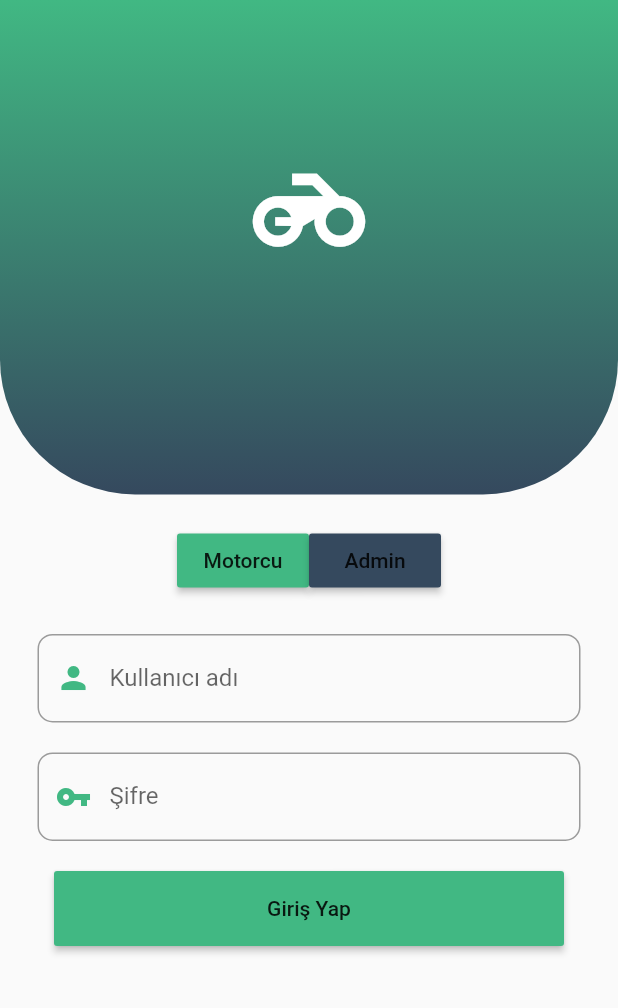
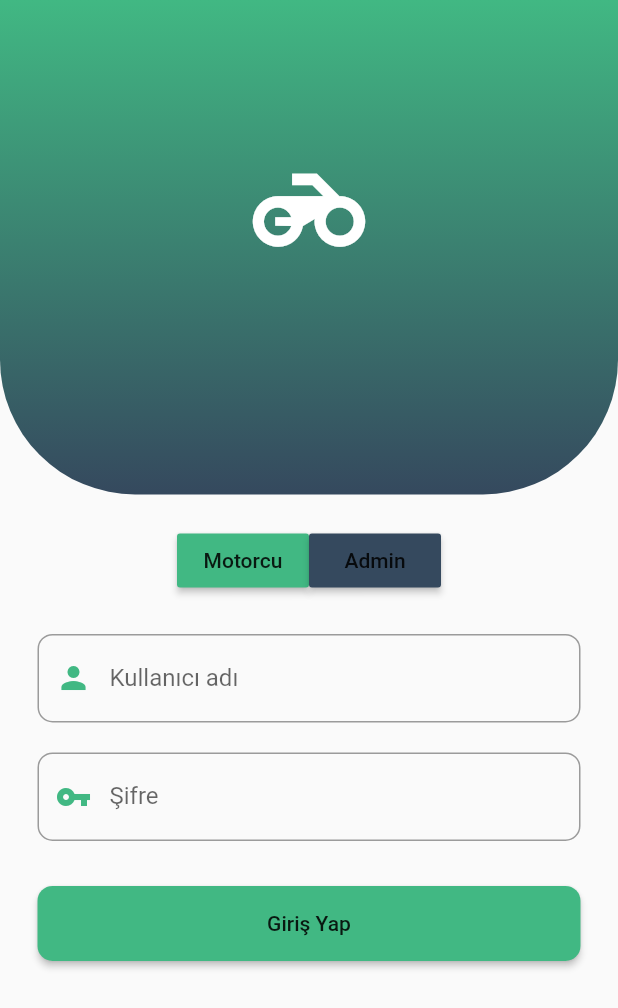
Before and after one commit to GorkemOzgur/delivery_app, a Flutter app: the screen it shows after launch, after a tap on "Giriş Yap", on a phone screen of 412 x 824 dp. Shown: the top 1008 px of the screen. Run offline on Flutter 3.47's test engine with Material 2 defaults, Android fonts, the phone set to English and light mode, and no system bars; network calls fail.

Commit message:
-Button autosize eklendi, -Buttona tiklandiginda tiklanan yerde renk degisimi eklendi, -Button border circular yapildi, -Login ekranindan sonra geciste loading iconu eklendi.

```diff
--- a/lib/httpRequest/LoginRequest.dart
+++ b/lib/httpRequest/LoginRequest.dart
@@ -1,12 +1,12 @@
-import 'dart:collection';
 import 'dart:convert';
-
 import 'package:delivery_app/endpoint/LoginEndpoints.dart';
 import 'package:delivery_app/httpRequest/RequestHeader.dart';
 import 'package:delivery_app/page/DriverHomePage.dart';
 import 'package:delivery_app/source/UserContext.dart';
 import 'package:flutter/material.dart';
 import 'package:http/http.dart' as Http;
+
+
 
 class LoginRequest{
   void login(BuildContext context, String username, String password, String userRank)  async {
@@ -28,6 +28,18 @@ class LoginRequest{
       new UserContext().setAuthorization(json.decode(response.body)['Authorization']);
       Navigator.pushReplacement(context, new MaterialPageRoute(builder: (BuildContext context) => new DriverHomePage()));
     }
+    if(response.statusCode==401){
+      showDialog(
+          context: context,
+          builder: (BuildContext context){
+            return AlertDialog(
+              title: Text("Yanlis Kullanici Adi veya Sifre "),
+              content: Text("Bilgilerinizi kontrol edip tekrar giris yapiniz."),
+
+            );
+          }
+      );
+    }
   }
 
 }
--- a/lib/page/LoginPage.dart
+++ b/lib/page/LoginPage.dart
@@ -3,6 +3,7 @@ import 'package:flutter/cupertino.dart';
 import 'package:flutter/material.dart';
 
 class LoginPage extends StatefulWidget {
+
   @override
   _LoginRequestState createState() => new _LoginRequestState();
 }
@@ -28,7 +29,7 @@ class _LoginRequestState extends State<LoginPage>{
   Color etoGreen = Color(0xff41B883);
   Color etoBlack = Color(0xff35495E);
   LoginRequest loginRequest = new LoginRequest();
-
+  bool textFieldValidator = false;
 
   @override
   Widget build(BuildContext context) {
@@ -160,26 +161,38 @@ class _LoginRequestState extends State<LoginPage>{
                       ),
                     ),
 
-                    SizedBox(
-                      height: 20.0,
-                    ),
-                    ButtonTheme(
+
+                  ],
+                ),
+              ),
+              Column(
+                mainAxisAlignment: MainAxisAlignment.center,
+                crossAxisAlignment: CrossAxisAlignment.stretch,
+                children: <Widget>[
+                  Padding(
+                    padding: EdgeInsets.symmetric(vertical: 5.0, horizontal: 25.0),
+                    child: ButtonTheme(
                       height: 50,
-                      minWidth: 340,
                       child: RaisedButton(
                         color: Color(0xff41B883),
                         onPressed: (){
                           loginRequest.login(context, _username.text,_password.text,adminOrDriver);
 
                         },
+                        shape: RoundedRectangleBorder(
+                            borderRadius: new BorderRadius.circular(10.0),
+
+                        ),
+                        splashColor: etoBlack,
 
                         child: Text("Giriş Yap"),
                       ),
                     ),
+                  ),
 
-                  ],
-                ),
-              ),
+                ],),
+
+
             ],
           ),
 
```
Also changed, not shown: lib/page/DriverHomePage.dart (+8 -3 lines).
